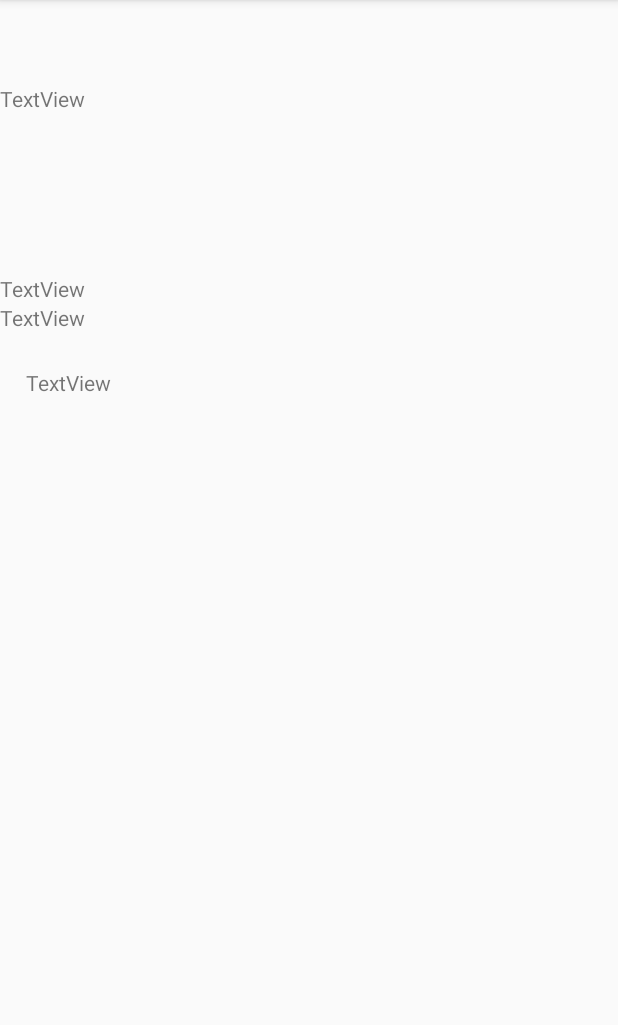
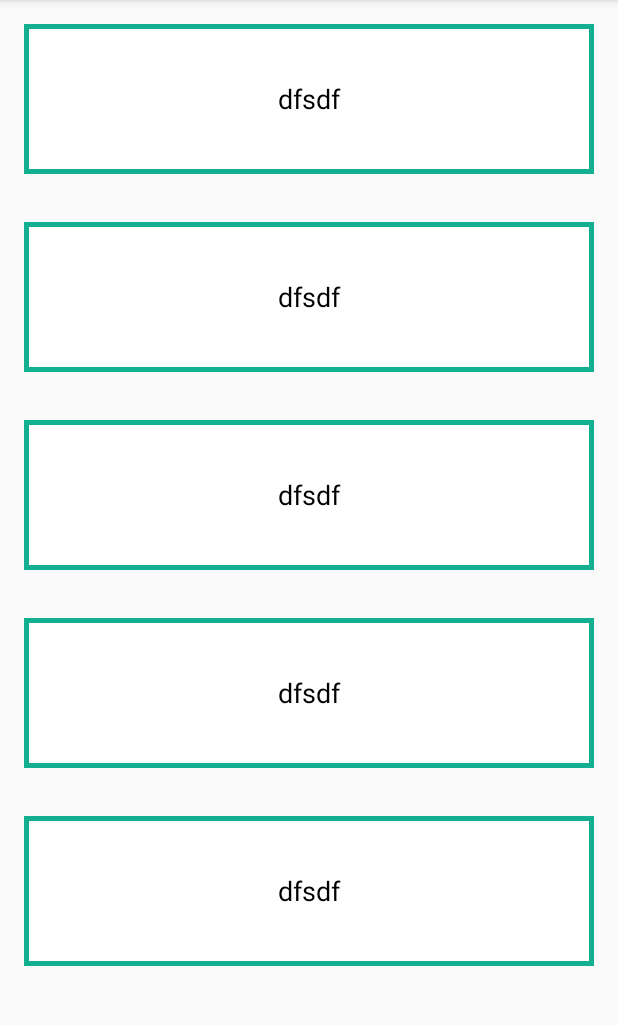
Before and after one commit to varsharamki/web_image_search, an Android app: the WebSearchImageDetailActivity screen opened directly, with no data from a screen before it, on a phone screen of 412 x 824 dp, the part 84-1109 px from its top. Run offline under Robolectric (Android 15) with nearby library versions, the phone set to English and light mode, and no system bars.

Commit message:
one more

```diff
--- a/app/src/main/java/smule/web/search/image/view/WebImageSearchAdapter.java
+++ b/app/src/main/java/smule/web/search/image/view/WebImageSearchAdapter.java
@@ -18,6 +18,7 @@ import com.squareup.okhttp.OkHttpClient;
 import com.squareup.picasso.Callback;
 import com.squareup.picasso.LruCache;
 import com.squareup.picasso.MemoryPolicy;
+import com.squareup.picasso.NetworkPolicy;
 import com.squareup.picasso.OkHttpDownloader;
 import com.squareup.picasso.Picasso;
 
@@ -66,7 +67,7 @@ public class WebImageSearchAdapter extends RecyclerView.Adapter<WebImageSearchAd
                 Picasso picasso = new Picasso.Builder(context).memoryCache(new LruCache(100000000)).downloader(downloader).build();
                 picasso.setIndicatorsEnabled(true);
                 if ((imageResult.getImage().getHeight() / imageResult.getImage().getThumbnailHeight() > 10)) {
-                    picasso.load(imageResult.getLink()).memoryPolicy(MemoryPolicy.NO_CACHE, MemoryPolicy.NO_STORE).resize(imageResult.getImage().getWidth() / 10, imageResult.getImage().getHeight() / 10).into(holder.imageSearch, new Callback() {
+                    picasso.load(imageResult.getLink()).memoryPolicy(MemoryPolicy.NO_CACHE, MemoryPolicy.NO_STORE).networkPolicy(NetworkPolicy.NO_CACHE).resize(imageResult.getImage().getWidth() / 10, imageResult.getImage().getHeight() / 10).into(holder.imageSearch, new Callback() {
                         @Override
                         public void onSuccess() {
                             isImageLoaded = true;
@@ -79,7 +80,7 @@ public class WebImageSearchAdapter extends RecyclerView.Adapter<WebImageSearchAd
 
                     });
                 } else {
-                    picasso.load(imageResult.getLink()).memoryPolicy(MemoryPolicy.NO_CACHE, MemoryPolicy.NO_STORE).into(holder.imageSearch, new Callback() {
+                    picasso.load(imageResult.getLink()).memoryPolicy(MemoryPolicy.NO_CACHE, MemoryPolicy.NO_STORE).networkPolicy(NetworkPolicy.NO_CACHE).into(holder.imageSearch, new Callback() {
                         @Override
                         public void onSuccess() {
                             isImageLoaded = true;
@@ -109,10 +110,9 @@ public class WebImageSearchAdapter extends RecyclerView.Adapter<WebImageSearchAd
                     public void onClick(View v) {
 
                         Intent sharingIntent = new Intent(android.content.Intent.ACTION_SEND);
-                        sharingIntent.setType("text/plain");
-                        String shareBody = "Here is the share content body";
-                        sharingIntent.putExtra(android.content.Intent.EXTRA_SUBJECT, "Subject Here");
-                        sharingIntent.putExtra(android.content.Intent.EXTRA_TEXT, shareBody);
+                        sharingIntent.setType(context.getResources().getString(R.string.type));
+                        sharingIntent.putExtra(android.content.Intent.EXTRA_SUBJECT,getShareSubject(imageResult));
+                        sharingIntent.putExtra(android.content.Intent.EXTRA_TEXT, getShareBody(imageResult));
                         context.startActivity(Intent.createChooser(sharingIntent, "Share via"));
                     }
                 });
@@ -125,6 +125,18 @@ public class WebImageSearchAdapter extends RecyclerView.Adapter<WebImageSearchAd
         } finally {
             isImageLoaded = false;
         }
+    }
+
+    private String getShareSubject(ImageSearchResults result){
+       String subject="";
+        subject=result.getTitle();
+        return subject;
+    }
+
+    private String getShareBody(ImageSearchResults search){
+     String shareBody="";
+        shareBody="Snippet "+search.getSnippet()+" \n Mime "+search.mime+" \n "+search.getImage().getContextLink();
+        return shareBody;
     }
 
     private void playMusicOnClick() {
--- /dev/null
+++ b/app/src/main/res/drawable/border.xml
@@ -0,0 +1,5 @@
+<?xml version="1.0" encoding="utf-8"?>
+<shape xmlns:android="http://schemas.android.com/apk/res/android" android:shape="rectangle" >
+    <solid android:color="@android:color/white" />
+    <stroke android:width="3dip" android:color="#FF12AF90"/>
+</shape>
--- a/app/src/main/res/layout/activity_web_search_image_detail.xml
+++ b/app/src/main/res/layout/activity_web_search_image_detail.xml
@@ -6,54 +6,61 @@
     android:layout_height="match_parent"
     android:orientation="vertical"
     tools:context="smule.web.search.image.view.activities.WebSearchImageDetailActivity">
-    <ImageView
-        android:layout_width="match_parent"
-        android:layout_height="wrap_content" />
 
     <TextView
-        android:text="TextView"
-        android:layout_width="wrap_content"
-        android:layout_height="wrap_content"
-        android:layout_alignParentTop="true"
-        android:layout_alignParentRight="true"
-        android:layout_alignParentEnd="true"
-        android:layout_marginRight="116dp"
-        android:layout_marginEnd="116dp"
-        android:layout_marginTop="56dp"
-        android:id="@+id/textView" />
+        android:id="@+id/text"
+        android:text="dfsdf"
+        android:layout_width="match_parent"
+        android:layout_height="100dp"
+        android:layout_margin="@dimen/activity_vertical_margin"
+        android:textSize="18sp"
+        android:gravity="center"
+        android:textColor="#000000"
+        android:background="@drawable/border"
+        />
 
     <TextView
-        android:text="TextView"
-        android:layout_width="wrap_content"
-        android:layout_height="wrap_content"
-        android:layout_below="@+id/textView"
-        android:layout_marginTop="107dp"
-        android:id="@+id/textView2"
-        android:layout_alignLeft="@+id/textView4"
-        android:layout_alignStart="@+id/textView4" />
-
+        android:id="@+id/text1"
+android:text="dfsdf"
+        android:layout_width="match_parent"
+        android:layout_height="100dp"
+        android:layout_margin="@dimen/activity_vertical_margin"
+        android:textSize="18sp"
+        android:gravity="center"
+        android:textColor="#000000"
+     android:background="@drawable/border"
+        />
     <TextView
-        android:text="TextView"
-        android:layout_width="wrap_content"
-        android:layout_height="wrap_content"
-        android:id="@+id/textView3"
-        android:layout_alignBottom="@+id/textView2"
-        android:layout_alignParentRight="true"
-        android:layout_alignParentEnd="true"
-        android:layout_marginRight="47dp"
-        android:layout_marginEnd="47dp"
-        android:layout_marginBottom="24dp" />
-
+        android:id="@+id/text2"
+        android:text="dfsdf"
+        android:layout_width="match_parent"
+        android:layout_height="100dp"
+        android:layout_margin="@dimen/activity_vertical_margin"
+        android:textSize="18sp"
+        android:gravity="center"
+        android:textColor="#000000"
+        android:background="@drawable/border"
+        />
     <TextView
-        android:text="TextView"
-        android:layout_width="wrap_content"
-        android:layout_height="wrap_content"
-        android:layout_marginLeft="17dp"
-        android:layout_marginStart="17dp"
-        android:id="@+id/textView4"
-        android:layout_above="@+id/textView3"
-        android:layout_alignParentLeft="true"
-        android:layout_alignParentStart="true"
-        android:layout_marginBottom="17dp" />
-
+        android:id="@+id/text3"
+        android:text="dfsdf"
+        android:layout_width="match_parent"
+        android:layout_height="100dp"
+        android:layout_margin="@dimen/activity_vertical_margin"
+        android:textSize="18sp"
+        android:gravity="center"
+        android:textColor="#000000"
+        android:background="@drawable/border"
+        />
+    <TextView
+        android:id="@+id/text4"
+        android:text="dfsdf"
+        android:layout_width="match_parent"
+        android:layout_height="100dp"
+        android:layout_margin="@dimen/activity_vertical_margin"
+        android:textSize="18sp"
+        android:gravity="center"
+        android:textColor="#000000"
+        android:background="@drawable/border"
+        />
 </LinearLayout>
--- a/app/src/main/res/values/strings.xml
+++ b/app/src/main/res/values/strings.xml
@@ -2,4 +2,5 @@
     <string name="app_name">SmuleCodingChallenge</string>
 <string name="search_hint">Type Your Image Search </string>
     <string name="image_detail_data">IMAGE_DETAIL</string>
+    <string name="type">"text/plain"</string>
 </resources>
```
